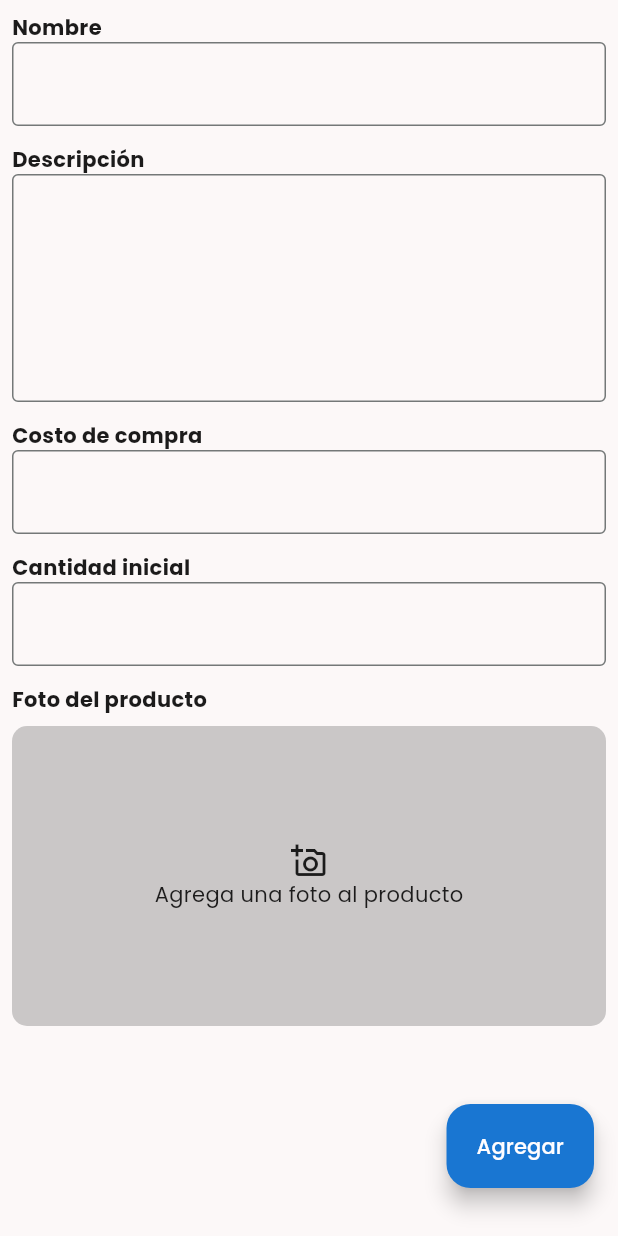
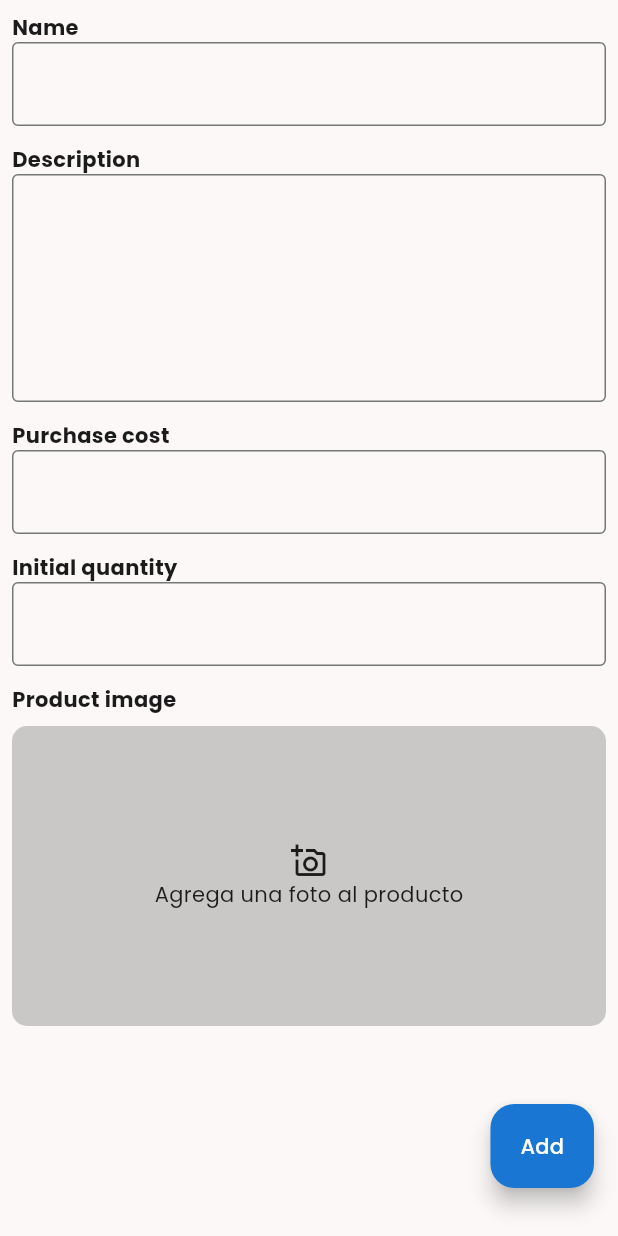
Before and after one commit to Emilio-Rendon-Dinen/mecaInventory, a Flutter app: the AddProductScreen screen opened directly, on a phone screen of 412 x 824 dp. Run offline on Flutter 3.47's test engine with Material 3 defaults, Android fonts, the phone set to English and light mode, and no system bars; our stand-ins replace bloc, device_info_plus, flutter_bloc, flutter_slidable, get_it, google_fonts and 4 more; accounts and stored records are empty.

Commit message:
wip se implementan los strings en agregar producto

```diff
--- a/lib/src/config/l10n/app_en.arb
+++ b/lib/src/config/l10n/app_en.arb
@@ -42,5 +42,16 @@
         }
     }},
     "addProducts": "Add products",
-    "emptyProducts": "No products available"
+    "emptyProducts": "No products available",
+    "addProductError": "An error occurred while adding the product",
+    "addFirstProduct": "Add your first product",
+    "name": "Name",
+    "description": "Description",
+    "buyCost": "Purchase cost",
+    "initialQuantity": "Initial quantity",
+    "productImage": "Product image",
+    "validNumber": "Please enter a valid number",
+    "validValue": "Please enter a valid value",
+    "validDescription": "Please enter a description",
+    "addName": "Please enter a name"
 }
--- a/lib/src/config/l10n/app_localizations.dart
+++ b/lib/src/config/l10n/app_localizations.dart
@@ -181,6 +181,72 @@ abstract class AppLocalizations {
   /// In es, this message translates to:
   /// **'No hay productos'**
   String get emptyProducts;
+
+  /// No description provided for @addProductError.
+  ///
+  /// In es, this message translates to:
+  /// **'Ocurrio un error al agregar el producto'**
+  String get addProductError;
+
+  /// No description provided for @addFirstProduct.
+  ///
+  /// In es, this message translates to:
+  /// **'Agrega tu primer producto'**
+  String get addFirstProduct;
+
+  /// No description provided for @name.
+  ///
+  /// In es, this message translates to:
+  /// **'Nombre'**
+  String get name;
+
+  /// No description provided for @description.
+  ///
+  /// In es, this message translates to:
+  /// **'Descripcion'**
+  String get description;
+
+  /// No description provided for @buyCost.
+  ///
+  /// In es, this message translates to:
+  /// **'Costo de compra'**
+  String get buyCost;
+
+  /// No description provided for @initialQuantity.
+  ///
+  /// In es, this message translates to:
+  /// **'Cantidad inicial'**
+  String get initialQuantity;
+
+  /// No description provided for @productImage.
+  ///
+  /// In es, this message translates to:
+  /// **'Foto del producto'**
+  String get productImage;
+
+  /// No description provided for @validNumber.
+  ///
+  /// In es, this message translates to:
+  /// **'Por favor ingresa un numero valido'**
+  String get validNumber;
+
+  /// No description provided for @validValue.
+  ///
+  /// In es, this message translates to:
+  /// **'Por favor ingresa un valor valido'**
+  String get validValue;
+
+  /// No description provided for @validDescription.
+  ///
+  /// In es, this message translates to:
+  /// **'Por favor ingresa una descripcion'**
+  String get validDescription;
+
+  /// No description provided for @addName.
+  ///
+  /// In es, this message translates to:
+  /// **'Por favor ingresa un nombre'**
+  String get addName;
 }
 
 class _AppLocalizationsDelegate
--- a/lib/src/config/l10n/app_localizations_en.dart
+++ b/lib/src/config/l10n/app_localizations_en.dart
@@ -57,4 +57,37 @@ class AppLocalizationsEn extends AppLocalizations {
 
   @override
   String get emptyProducts => 'No products available';
+
+  @override
+  String get addProductError => 'An error occurred while adding the product';
+
+  @override
+  String get addFirstProduct => 'Add your first product';
+
+  @override
+  String get name => 'Name';
+
+  @override
+  String get description => 'Description';
+
+  @override
+  String get buyCost => 'Purchase cost';
+
+  @override
+  String get initialQuantity => 'Initial quantity';
+
+  @override
+  String get productImage => 'Product image';
+
+  @override
+  String get validNumber => 'Please enter a valid number';
+
+  @override
+  String get validValue => 'Please enter a valid value';
+
+  @override
+  String get validDescription => 'Please enter a description';
+
+  @override
+  String get addName => 'Please enter a name';
 }
--- a/lib/src/presentation/screens/add_product/add_product_screen.dart
+++ b/lib/src/presentation/screens/add_product/add_product_screen.dart
@@ -3,6 +3,7 @@ import 'package:flutter/services.dart';
 import 'package:flutter_bloc/flutter_bloc.dart';
 import 'package:meca_inventory/src/config/dependency_injection/get_it.dart';
 import 'package:meca_inventory/src/config/navigation/navigation.dart';
+import 'package:meca_inventory/src/config/utils/build_context_localizations.dart';
 import 'package:meca_inventory/src/domain/use_cases/add_product_use_case.dart';
 import 'package:meca_inventory/src/presentation/screens/add_product/blocs/add_products_bloc.dart';
 import 'package:meca_inventory/src/presentation/screens/add_product/widgets/image_picker_button.dart';
@@ -61,7 +62,9 @@ class _AddProductScreenState extends State<AddProductScreen> {
             );
           } else if (state is AddProductsError) {
             ScaffoldMessenger.of(context).showSnackBar(
-              const SnackBar(content: Text('Error al agregar producto')),
+              SnackBar(
+                content: Text(context.strings.addProductError),
+              ),
             );
           }
         },
@@ -75,7 +78,7 @@ class _AddProductScreenState extends State<AddProductScreen> {
                   ? null
                   : AppBar(
                       title: Text(
-                        'Agrega tu primer producto',
+                        context.strings.addFirstProduct,
                         style: TextStyle(
                             color: Theme.of(context).colorScheme.onPrimary),
                       ),
@@ -90,9 +93,9 @@ class _AddProductScreenState extends State<AddProductScreen> {
                       child: Column(
                         crossAxisAlignment: CrossAxisAlignment.start,
                         children: [
-                          const Text(
-                            "Nombre",
-                            style: TextStyle(
+                          Text(
+                            context.strings.name,
+                            style: const TextStyle(
                               fontWeight: FontWeight.bold,
                             ),
                           ),
@@ -103,15 +106,15 @@ class _AddProductScreenState extends State<AddProductScreen> {
                             ),
                             validator: (value) {
                               if (value == null || value.isEmpty) {
-                                return 'Por favor ingrese un nombre';
+                                return context.strings.addName;
                               }
                               return null;
                             },
                           ),
                           const SizedBox(height: 12),
-                          const Text(
-                            "Descripción",
-                            style: TextStyle(
+                          Text(
+                            context.strings.description,
+                            style: const TextStyle(
                               fontWeight: FontWeight.bold,
                             ),
                           ),
@@ -123,15 +126,15 @@ class _AddProductScreenState extends State<AddProductScreen> {
                             ),
                             validator: (value) {
                               if (value == null || value.isEmpty) {
-                                return 'Por favor ingrese una descripción';
+                                return context.strings.validDescription;
                               }
                               return null;
                             },
                           ),
                           const SizedBox(height: 12),
-                          const Text(
-                            "Costo de compra",
-                            style: TextStyle(
+                          Text(
+                            context.strings.buyCost,
+                            style: const TextStyle(
                               fontWeight: FontWeight.bold,
                             ),
                           ),
@@ -146,19 +149,19 @@ class _AddProductScreenState extends State<AddProductScreen> {
                             ),
                             validator: (value) {
                               if (value == null || value.isEmpty) {
-                                return 'Por favor ingrese un valor';
+                                return context.strings.validValue;
                               }
                               final cost = num.tryParse(value);
                               if (cost == 0) {
-                                return 'Por favor ingrese un número válido';
+                                return context.strings.validNumber;
                               }
                               return null;
                             },
                           ),
                           const SizedBox(height: 12),
-                          const Text(
-                            "Cantidad inicial",
-                            style: TextStyle(
+                          Text(
+                            context.strings.initialQuantity,
+                            style: const TextStyle(
                               fontWeight: FontWeight.bold,
                             ),
                           ),
@@ -173,19 +176,19 @@ class _AddProductScreenState extends State<AddProductScreen> {
                             ),
                             validator: (value) {
                               if (value == null || value.isEmpty) {
-                                return 'Por favor ingrese un valor';
+                                return context.strings.validValue;
                               }
                               final quantity = num.tryParse(value);
                               if (quantity == 0) {
-                                return 'Por favor ingrese un número válido';
+                                return context.strings.validNumber;
                               }
                               return null;
                             },
                           ),
                           const SizedBox(height: 12),
-                          const Text(
-                            "Foto del producto",
-                            style: TextStyle(
+                          Text(
+                            context.strings.productImage,
+                            style: const TextStyle(
                               fontWeight: FontWeight.bold,
                             ),
                           ),
@@ -225,7 +228,7 @@ class _AddProductScreenState extends State<AddProductScreen> {
                           );
                     }
                   },
-                  label: const Text("Agregar"),
+                  label: Text(context.strings.add),
                 ),
               ),
             );
```
Also changed, not shown: lib/src/config/l10n/app_es.arb (+12 -1 lines), lib/src/config/l10n/app_localizations_es.dart (+33 -0 lines).
